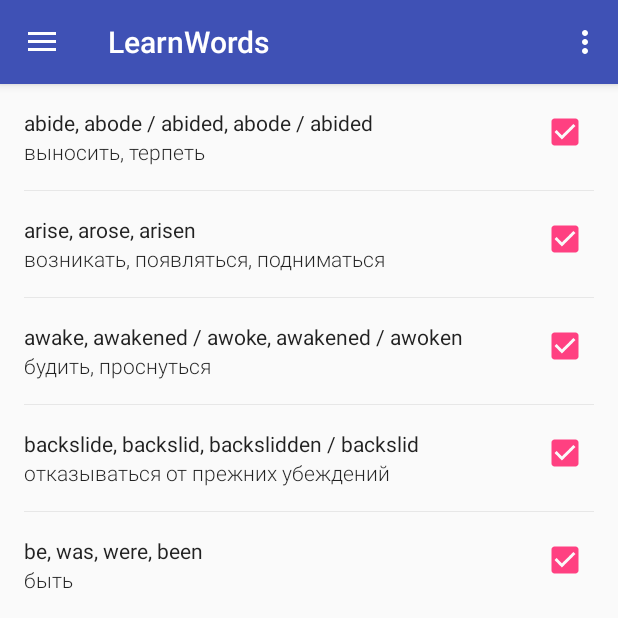
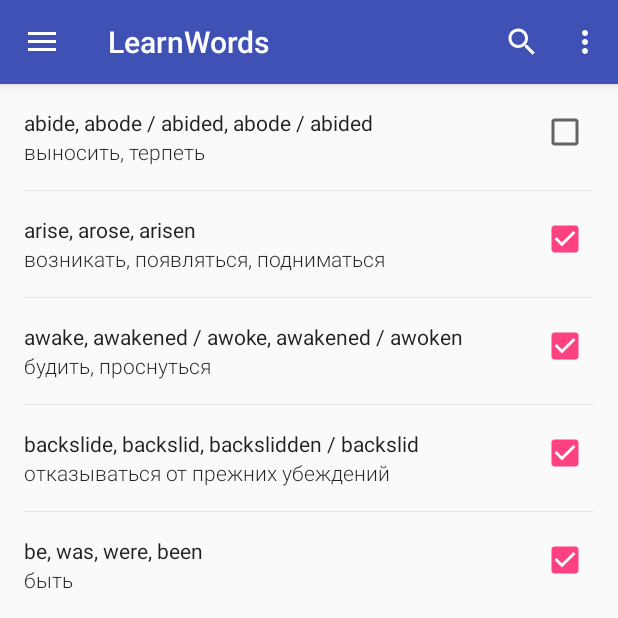
Before and after one commit to tepikin/LearnWordsAndroid, an Android app: the fragment WordsListFragment placed in its activity, after a tap on an icon or button, on a phone screen of 412 x 824 dp, the top half of it. Run offline under Robolectric (Android 15) with nearby library versions, the phone set to English and light mode, and no system bars; 1 other tap on this screen came first.

Commit message:
Search added

```diff
--- a/app/src/main/java/ru/lazard/learnwords/model/Word.java
+++ b/app/src/main/java/ru/lazard/learnwords/model/Word.java
@@ -1,20 +1,39 @@
 package ru.lazard.learnwords.model;
+
+import android.text.TextUtils;
 
 /**
  * Created by Egor on 02.06.2016.
  */
 public class Word {
-    private String word;
+    private int id;
     private String translate;
     private int viewCount;
-    private int id;
     private boolean visible;
+    private String word;
 
     public Word() {
 
     }
+
     public Word(String word, String translate) {
         this.word = word;
+        this.translate = translate;
+    }
+
+    public int getId() {
+        return id;
+    }
+
+    public void setId(int id) {
+        this.id = id;
+    }
+
+    public String getTranslate() {
+        return translate;
+    }
+
+    public void setTranslate(String translate) {
         this.translate = translate;
     }
 
@@ -26,12 +45,23 @@
         this.viewCount = viewCount;
     }
 
-    public int getId() {
-        return id;
+    public String getWord() {
+        return word;
     }
 
-    public void setId(int id) {
-        this.id = id;
+    public void setWord(String word) {
+        this.word = word;
+    }
+
+    public boolean isContainsText(String text) {
+
+        if (!TextUtils.isEmpty(word) && word.contains(text)) {
+            return true;
+        }
+        if (!TextUtils.isEmpty(translate) && translate.contains(text)) {
+            return true;
+        }
+        return false;
     }
 
     public boolean isVisible() {
@@ -41,20 +71,4 @@
     public void setVisible(boolean visible) {
         this.visible = visible;
     }
-
-    public String getWord() {
-        return word;
-    }
-
-    public void setWord(String word) {
-        this.word = word;
-    }
-
-    public String getTranslate() {
-        return translate;
-    }
-
-    public void setTranslate(String translate) {
-        this.translate = translate;
-    }
 }
--- a/app/src/main/java/ru/lazard/learnwords/ui/fragments/wordsList/WordsListFragment.java
+++ b/app/src/main/java/ru/lazard/learnwords/ui/fragments/wordsList/WordsListFragment.java
@@ -1,10 +1,13 @@
 package ru.lazard.learnwords.ui.fragments.wordsList;
 
+import android.app.SearchManager;
+import android.content.Context;
 import android.os.Bundle;
 import android.support.annotation.Nullable;
 import android.support.v4.app.Fragment;
 import android.support.v7.widget.LinearLayoutManager;
 import android.support.v7.widget.RecyclerView;
+import android.support.v7.widget.SearchView;
 import android.view.LayoutInflater;
 import android.view.Menu;
 import android.view.MenuInflater;
@@ -38,6 +41,27 @@
     @Override
     public void onCreateOptionsMenu(Menu menu, MenuInflater inflater) {
         inflater.inflate(R.menu.menu_words_list, menu);
+
+
+        SearchManager searchManager = (SearchManager) getContext().getSystemService(Context.SEARCH_SERVICE);
+        SearchView searchView = (SearchView) menu.findItem(R.id.menu_search).getActionView();
+        searchView.setSearchableInfo(searchManager.getSearchableInfo(getActivity().getComponentName()));
+        searchView.setOnQueryTextListener(new SearchView.OnQueryTextListener() {
+
+            @Override
+            public boolean onQueryTextSubmit(String query) {
+                presenter.onSearch(query);
+                return true;
+            }
+            @Override
+            public boolean onQueryTextChange(String query) {
+                presenter.onSearch(query);
+                return true;
+            }
+        });
+
+
+
         super.onCreateOptionsMenu(menu, inflater);
     }
 
--- a/app/src/main/res/menu/menu_words_list.xml
+++ b/app/src/main/res/menu/menu_words_list.xml
@@ -1,6 +1,12 @@
 <?xml version="1.0" encoding="utf-8"?>
 <menu xmlns:android="http://schemas.android.com/apk/res/android"
       xmlns:app="http://schemas.android.com/apk/res-auto">
+    <item
+        android:id="@+id/menu_search"
+        android:title="@string/wordsList_menu_search"
+        app:actionViewClass="android.support.v7.widget.SearchView"
+        app:showAsAction="always"
+        android:icon="@android:drawable/ic_search_category_default"/>
     <item
         android:id="@+id/action_selectAll"
         android:title="@string/wordsList_menu_selectAll"
--- a/app/src/main/res/values/strings.xml
+++ b/app/src/main/res/values/strings.xml
@@ -14,6 +14,7 @@
     <!-- WordsList screen -->
     <string name="wordsList_menu_removeSelection">Remove selection</string>
     <string name="wordsList_menu_selectAll">Select all</string>
+    <string name="wordsList_menu_search">Search</string>
 
     <!-- Settings screen -->
     <string name="preferences_screen_title">Settings</string>
```
Also changed, not shown: app/src/main/java/ru/lazard/learnwords/ui/fragments/wordsList/WordsListPresenter.java (+19 -0 lines).
